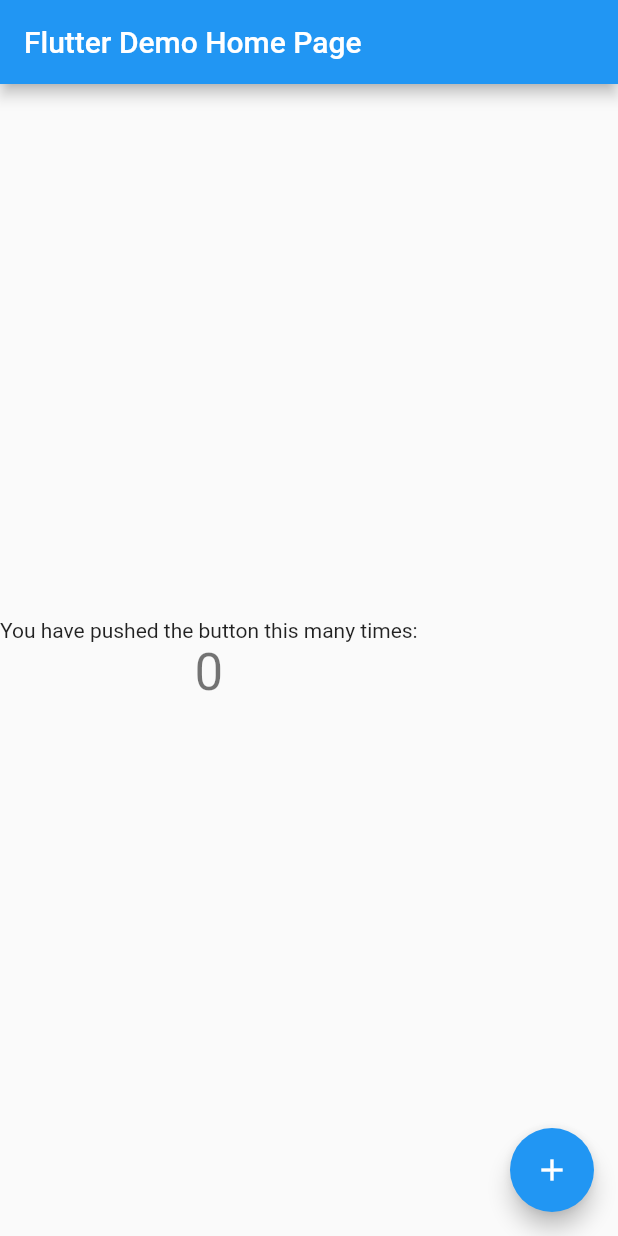
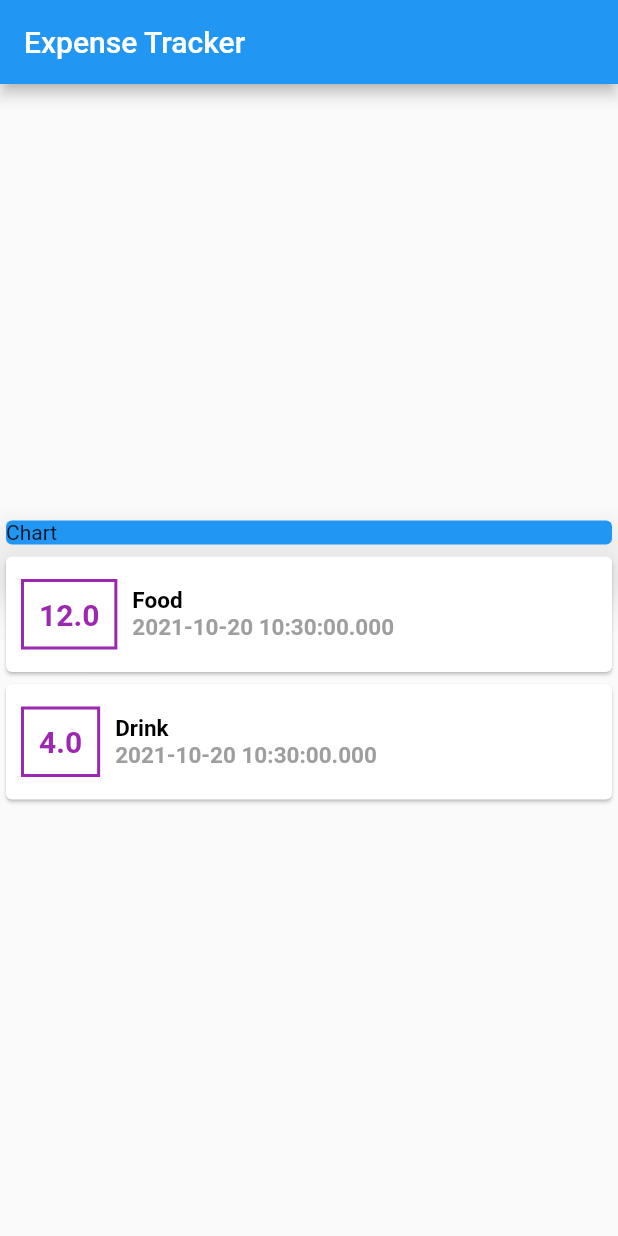
Before and after one commit to daopmdean/expense-tracker, a Flutter app: the screen it shows after launch, on a phone screen of 412 x 824 dp. Run offline on Flutter 3.47's test engine with Material 2 defaults, Android fonts, the phone set to English and light mode, and no system bars.

Commit message:
transaction layout

```diff
--- a/lib/main.dart
+++ b/lib/main.dart
@@ -1,3 +1,4 @@
+import 'package:expense_tracker/Transaction.dart';
 import 'package:flutter/material.dart';
 
 void main() {
@@ -12,52 +13,93 @@
       theme: ThemeData(
         primarySwatch: Colors.blue,
       ),
-      home: MyHomePage(title: 'Flutter Demo Home Page'),
+      home: MyHomePage(),
     );
   }
 }
 
-class MyHomePage extends StatefulWidget {
-  MyHomePage({Key key, this.title}) : super(key: key);
-
-  final String title;
-
-  @override
-  _MyHomePageState createState() => _MyHomePageState();
-}
-
-class _MyHomePageState extends State<MyHomePage> {
-  int _counter = 0;
-
-  void _incrementCounter() {
-    setState(() {
-      _counter++;
-    });
-  }
+class MyHomePage extends StatelessWidget {
+  final List<Transaction> transactions = [
+    Transaction(id: '1', title: 'Food', amount: 12, date: DateTime.now()),
+    Transaction(id: '2', title: 'Drink', amount: 4, date: DateTime.now())
+  ];
 
   @override
   Widget build(BuildContext context) {
     return Scaffold(
       appBar: AppBar(
-        title: Text(widget.title),
+        title: Text('Expense Tracker'),
       ),
       body: Column(
         mainAxisAlignment: MainAxisAlignment.center,
+        crossAxisAlignment: CrossAxisAlignment.stretch,
         children: <Widget>[
-          Text(
-            'You have pushed the button this many times:',
+          Container(
+            width: double.infinity,
+            child: Card(
+              color: Colors.blue,
+              child: Text('Chart'),
+              elevation: 15,
+            ),
           ),
-          Text(
-            '$_counter',
-            style: Theme.of(context).textTheme.headline4,
+          Column(
+            children: transactions.map((tx) {
+              return Card(
+                child: Row(
+                  children: [
+                    Container(
+                      margin: EdgeInsets.symmetric(
+                        horizontal: 10,
+                        vertical: 15,
+                      ),
+                      padding: EdgeInsets.all(10),
+                      decoration: BoxDecoration(
+                        border: Border.all(
+                          color: Colors.purple,
+                          width: 2,
+                        ),
+                      ),
+                      child: Text(
+                        tx.amount.toString(),
+                        style: TextStyle(
+                          fontWeight: FontWeight.bold,
+                          fontSize: 20,
+                          color: Colors.purple,
+                        ),
+                      ),
+                    ),
+                    Column(
+                      crossAxisAlignment: CrossAxisAlignment.start,
+                      children: [
+                        Text(
+                          tx.title,
+                          style: textStyle1,
+                        ),
+                        Text(
+                          tx.date.toString(),
+                          style: textStyle2,
+                        ),
+                      ],
+                    )
+                  ],
+                ),
+              );
+            }).toList(),
           ),
         ],
-      ),
-      floatingActionButton: FloatingActionButton(
-        onPressed: _incrementCounter,
-        tooltip: 'Increment',
-        child: Icon(Icons.add),
       ),
     );
   }
 }
+
+var textStyle1 = TextStyle(
+  fontWeight: FontWeight.bold,
+  fontSize: 15,
+  color: Colors.black,
+);
+
+var textStyle2 = TextStyle(
+  fontWeight: FontWeight.bold,
+  fontSize: 15,
+  color: Colors.grey,
+);
```
